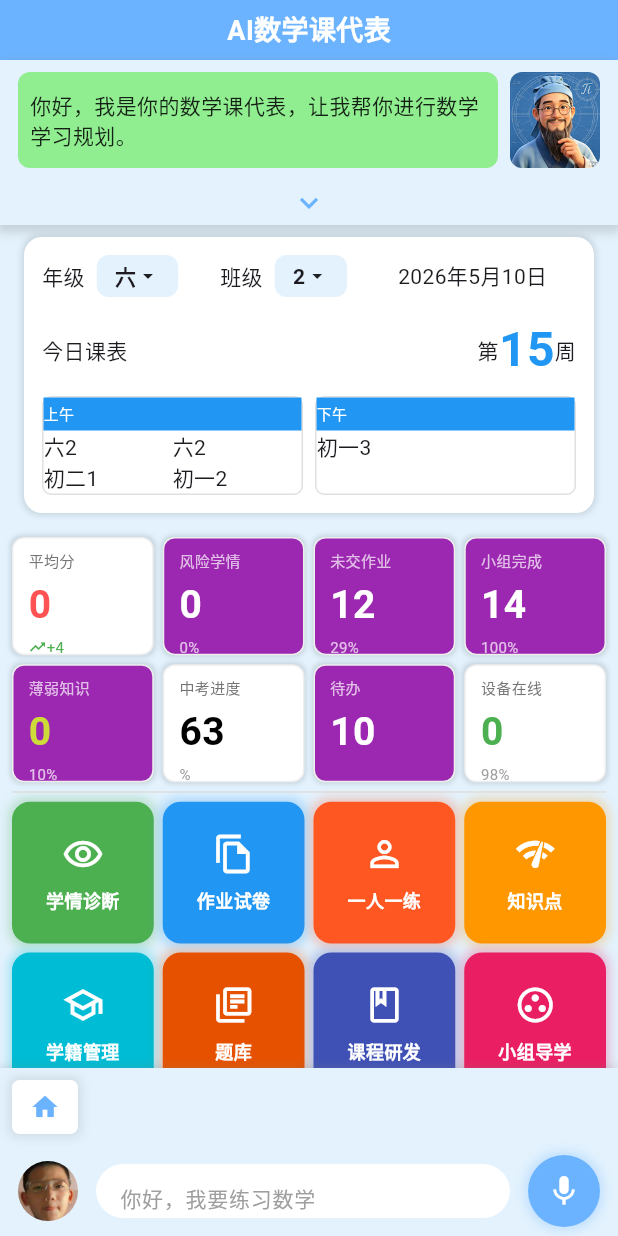
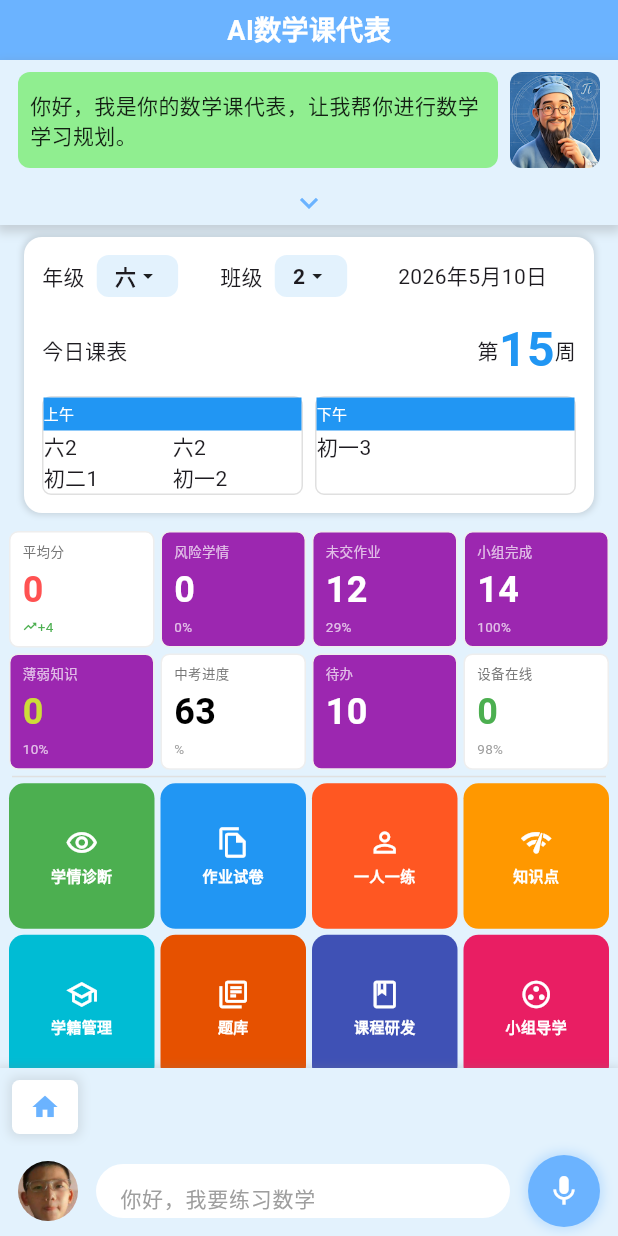
Before and after one commit to Ugpoor/myAIMathsRep, a Flutter app: the screen it shows after launch, on a phone screen of 412 x 824 dp. Run offline on Flutter 3.47's test engine with Material 3 defaults, Android fonts, the light colour scheme and no system bars; our stand-ins replace fl_chart, flutter_dotenv, flutter_html, image_picker, sqflite; accounts and stored records are empty.

Commit message:
framework developed by qclaw,debugged by trae.ai

```diff
--- a/lib/components/dashboard_cards.dart
+++ b/lib/components/dashboard_cards.dart
@@ -113,10 +113,10 @@ class _DashboardCardsState extends State<DashboardCards> {
       shrinkWrap: true,
       physics: const NeverScrollableScrollPhysics(),
       crossAxisCount: 4,
-      childAspectRatio: 1.2,
-      padding: const EdgeInsets.symmetric(horizontal: 8),
-      mainAxisSpacing: 6,
-      crossAxisSpacing: 6,
+      childAspectRatio: 1.25,
+      padding: const EdgeInsets.symmetric(horizontal: 6),
+      mainAxisSpacing: 4,
+      crossAxisSpacing: 4,
       children: dashboardItems.asMap().entries.map((entry) {
         final item = entry.value;
         final index = entry.key;
@@ -154,50 +154,44 @@ class _DashboardCardsState extends State<DashboardCards> {
     return Container(
       decoration: BoxDecoration(
         color: bgColor,
-        borderRadius: BorderRadius.circular(8),
+        borderRadius: BorderRadius.circular(6),
         border: Border.all(color: Colors.grey[200]!),
-        boxShadow: [
-          BoxShadow(color: Colors.black12, spreadRadius: 1, blurRadius: 2),
-        ],
       ),
-      padding: const EdgeInsets.symmetric(horizontal: 10, vertical: 8),
+      padding: const EdgeInsets.symmetric(horizontal: 8, vertical: 6),
       child: Column(
         crossAxisAlignment: CrossAxisAlignment.start,
         children: [
           Text(
             title,
             style: TextStyle(
-              fontSize: 10,
+              fontSize: 9,
               color: bgColor == Colors.white
                   ? Colors.grey[600]
                   : Colors.white70,
             ),
           ),
-          const SizedBox(height: 4),
+          const SizedBox(height: 2),
           Text(
             value,
             style: TextStyle(
-              fontSize: 26,
+              fontSize: 24,
               fontWeight: FontWeight.bold,
               color: valueColor,
             ),
           ),
-          const SizedBox(height: 2),
+          const SizedBox(height: 1),
           if (change.isNotEmpty)
             Row(
               children: [
-                Icon(Icons.trending_up, size: 12, color: changeColor),
-                Text(
-                  change,
-                  style: TextStyle(fontSize: 10, color: changeColor),
-                ),
+                Icon(Icons.trending_up, size: 10, color: changeColor),
+                Text(change, style: TextStyle(fontSize: 9, color: changeColor)),
               ],
             ),
           if (percentage.isNotEmpty)
             Text(
               percentage,
               style: TextStyle(
-                fontSize: 10,
+                fontSize: 9,
                 color: bgColor == Colors.white
                     ? Colors.grey[500]
                     : Colors.white70,
--- a/lib/components/function_buttons.dart
+++ b/lib/components/function_buttons.dart
@@ -55,9 +55,9 @@ class FunctionButtons extends StatelessWidget {
       physics: const NeverScrollableScrollPhysics(),
       crossAxisCount: 4,
       childAspectRatio: 1.0,
-      padding: const EdgeInsets.symmetric(horizontal: 8),
-      mainAxisSpacing: 6,
-      crossAxisSpacing: 6,
+      padding: const EdgeInsets.symmetric(horizontal: 6),
+      mainAxisSpacing: 4,
+      crossAxisSpacing: 4,
       children: functionItems.asMap().entries.map((entry) {
         final index = entry.key;
         final item = entry.value;
@@ -82,25 +82,19 @@ class FunctionButtons extends StatelessWidget {
       child: Container(
         decoration: BoxDecoration(
           color: color,
-          borderRadius: BorderRadius.circular(12),
-          boxShadow: [
-            BoxShadow(
-              color: color.withOpacity(0.3),
-              spreadRadius: 2,
-              blurRadius: 5,
-            ),
-          ],
+          borderRadius: BorderRadius.circular(10),
         ),
+        padding: const EdgeInsets.symmetric(vertical: 4),
         child: Column(
           mainAxisAlignment: MainAxisAlignment.center,
           children: [
-            Icon(icon, size: 28, color: Colors.white),
-            const SizedBox(height: 8),
+            Icon(icon, size: 22, color: Colors.white),
+            const SizedBox(height: 4),
             Text(
               title,
               style: const TextStyle(
                 color: Colors.white,
-                fontSize: 12,
+                fontSize: 10,
                 fontWeight: FontWeight.bold,
               ),
               textAlign: TextAlign.center,
--- a/lib/pages/home_page.dart
+++ b/lib/pages/home_page.dart
@@ -121,11 +121,11 @@ class _HomePageState extends State<HomePage> {
             ),
             Expanded(
               child: SingleChildScrollView(
-                padding: const EdgeInsets.only(bottom: 8),
+                padding: const EdgeInsets.only(bottom: 4),
                 child: Column(
                   children: [
                     const DateHeader(),
-                    const SizedBox(height: 8),
+                    const SizedBox(height: 4),
                     DashboardCards(
                       onDeviceOnlineTap: () => Navigator.push(
                         context,
@@ -134,13 +134,13 @@ class _HomePageState extends State<HomePage> {
                         ),
                       ),
                     ),
-                    const SizedBox(height: 6),
+                    const SizedBox(height: 4),
                     Container(
                       height: 1,
                       margin: const EdgeInsets.symmetric(horizontal: 8),
                       color: Colors.grey[300],
                     ),
-                    const SizedBox(height: 6),
+                    const SizedBox(height: 4),
                     FunctionButtons(onItemTap: _handleFunctionTap),
                   ],
                 ),
```
